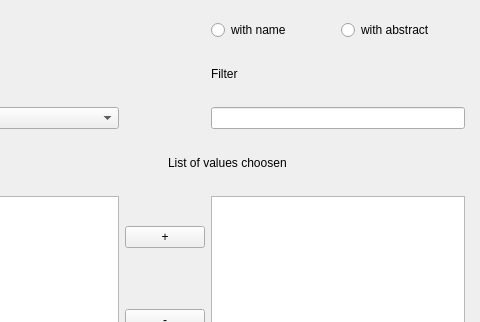
Before: the Qt Designer form plugins/accountplugin/receipts/findValuesGUI.ui in FreeHealth/freehealth, drawn with Qt 5; both pictures show x 146 to 626 and y 0 to 322 of the 626 by 467 pixel window.
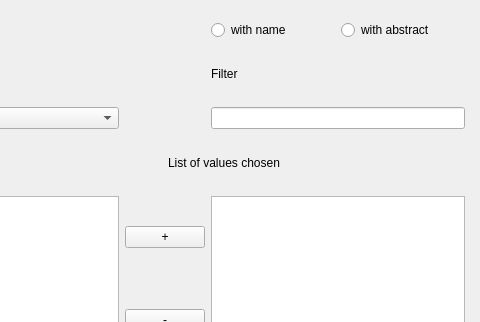
After: the same form once the commit is applied.

Commit message: Typos: - choosen -> chosen - prefered -> preferred

What changed in the file:
```diff
--- a/plugins/accountplugin/receipts/findValuesGUI.ui
+++ b/plugins/accountplugin/receipts/findValuesGUI.ui
@@ -62,7 +62,7 @@
        </size>
       </property>
       <property name="text">
-       <string>List of values choosen</string>
+       <string>List of values chosen</string>
       </property>
      </widget>
     </item>
```
Left out of the diff: 2 changed lines with no effect on the pictures. The commit also changes 29 other files.
